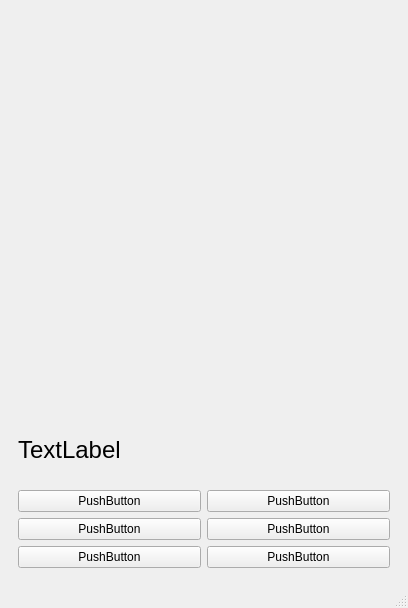
Above: Source/mainwindow.ui from TheEvilRoot/2CourseWork before the change. Below: the same form after it.
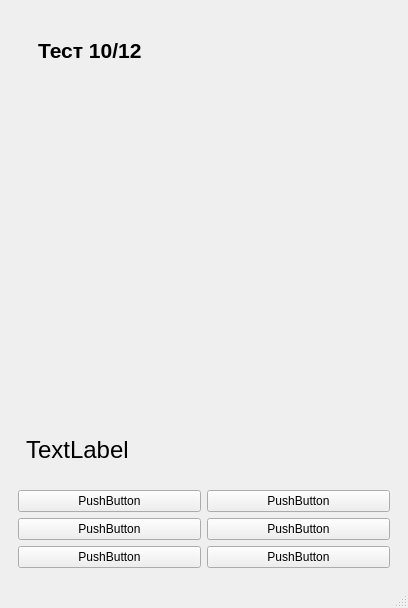
That is the form after the change. The open tabs and pages were chosen to show the change. Icons and pictures are not drawn.

Commit message: Add title for tests with test index and test count

Diff of the .ui file:
```diff
--- a/Source/mainwindow.ui
+++ b/Source/mainwindow.ui
@@ -218,6 +218,42 @@
        <layout class="QGridLayout" name="gridLayout_2">
         <item row="0" column="0">
          <layout class="QVBoxLayout" name="verticalLayout">
+          <item>
+           <spacer name="verticalSpacer_8">
+            <property name="orientation">
+             <enum>Qt::Vertical</enum>
+            </property>
+            <property name="sizeType">
+             <enum>QSizePolicy::Fixed</enum>
+            </property>
+            <property name="sizeHint" stdset="0">
+             <size>
+              <width>20</width>
+              <height>20</height>
+             </size>
+            </property>
+           </spacer>
+          </item>
+          <item>
+           <widget class="QLabel" name="choiceTestTitle">
+            <property name="font">
+             <font>
+              <pointsize>16</pointsize>
+              <weight>75</weight>
+              <bold>true</bold>
+             </font>
+            </property>
+            <property name="text">
+             <string>Тест 10/12</string>
+            </property>
+            <property name="margin">
+             <number>8</number>
+            </property>
+            <property name="indent">
+             <number>20</number>
+            </property>
+           </widget>
+          </item>
           <item>
            <spacer name="verticalSpacer_3">
             <property name="orientation">
@@ -247,6 +283,9 @@
             <property name="wordWrap">
              <bool>true</bool>
             </property>
+            <property name="indent">
+             <number>8</number>
+            </property>
            </widget>
           </item>
           <item>
```
Left out of the diff: 82 changed lines with no effect on the pictures. The commit also changes 7 other files.
